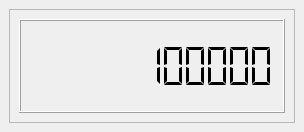
mbridak/not1mm, file not1mm/data/vfo.ui: the form before one commit.
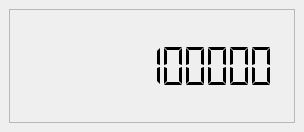
The form after the commit.

Commit message: removed frame.

```diff
--- a/not1mm/data/vfo.ui
+++ b/not1mm/data/vfo.ui
@@ -31,6 +31,12 @@
            <pointsize>25</pointsize>
           </font>
          </property>
+         <property name="frameShape">
+          <enum>QFrame::NoFrame</enum>
+         </property>
+         <property name="frameShadow">
+          <enum>QFrame::Plain</enum>
+         </property>
          <property name="digitCount">
           <number>11</number>
          </property>
```
